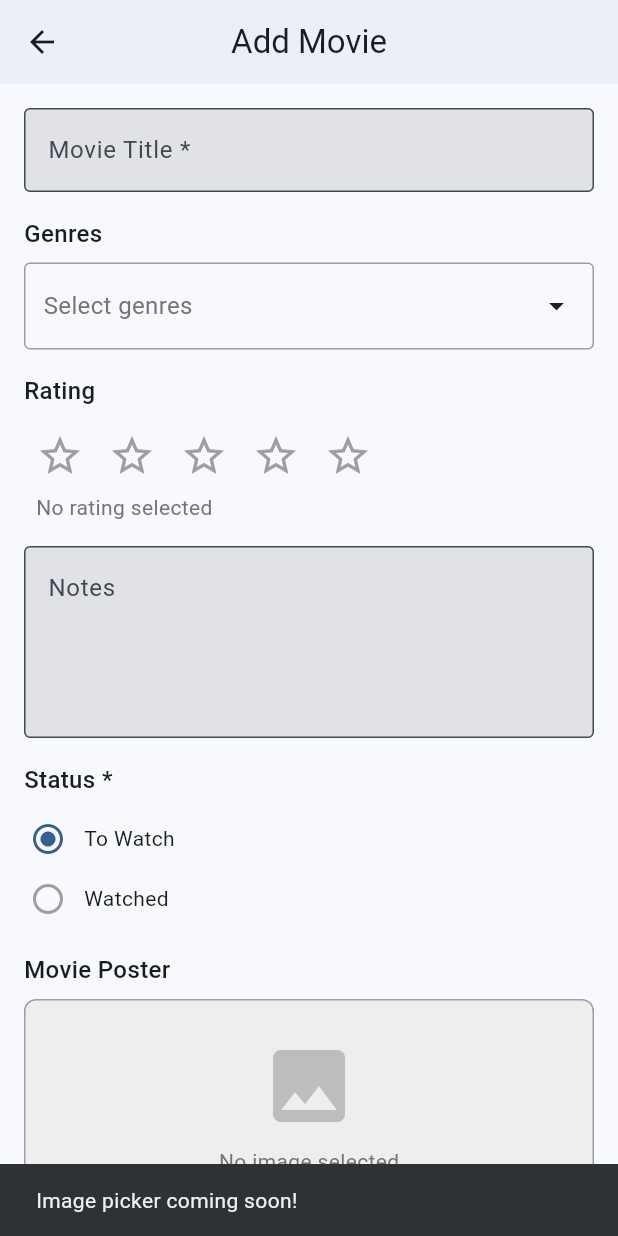
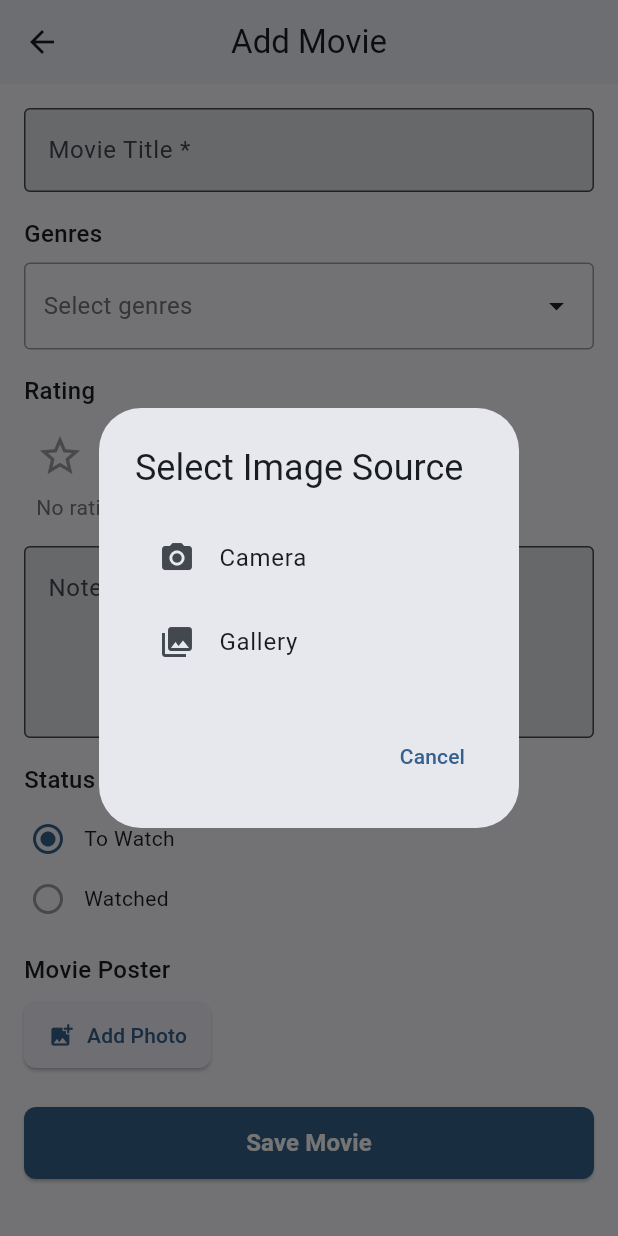
Before and after one commit to Mollinu9/movie_watchlist_app_Flutter, a Flutter app: the MovieFormsScreen screen opened directly, after a tap on "Add Photo", on a phone screen of 412 x 824 dp. Run offline on Flutter 3.47's test engine with Material 3 defaults, Android fonts, the phone set to English and light mode, and no system bars; our stand-ins replace image_picker, shared_preferences; accounts and stored records are empty.

Commit message:
implemented the camera system and updated the placeholder images to show actual photo (when given)

```diff
--- a/lib/screens/home_screen.dart
+++ b/lib/screens/home_screen.dart
@@ -36,12 +36,6 @@ class _HomeScreenState extends State<HomeScreen>
       appBar: AppBar(
         title: const Center(child: Text('Watchlist')),
         actions: [
-          IconButton(
-            icon: const Icon(Icons.search),
-            onPressed: () {
-              // Search functionality - future enhancement
-            },
-          ),
           IconButton(
             icon: const Icon(Icons.settings),
             onPressed: () {
--- a/lib/screens/movie_forms_screen.dart
+++ b/lib/screens/movie_forms_screen.dart
@@ -5,6 +5,7 @@ import 'package:movie_watchlist_app/managers/movie_manager.dart';
 import 'package:movie_watchlist_app/models/movie.dart';
 import 'package:movie_watchlist_app/widgets/genre_dropdown.dart';
 import 'package:movie_watchlist_app/widgets/rating_selector.dart';
+import 'package:movie_watchlist_app/widgets/image_picker_button.dart';
 
 class MovieFormsScreen extends StatefulWidget {
   final Movie? movie;
@@ -247,40 +248,15 @@ class _MovieFormsScreenState extends State<MovieFormsScreen> {
           style: TextStyle(fontSize: 16, fontWeight: FontWeight.w500),
         ),
         const SizedBox(height: 8),
-        _buildImageContainer(),
-      ],
-    );
-  }
-
-  // Image container with placeholder or image
-  Widget _buildImageContainer() {
-    return Container(
-      width: double.infinity,
-      height: 200,
-      decoration: BoxDecoration(
-        border: Border.all(color: Colors.grey),
-        borderRadius: BorderRadius.circular(8),
-        color: Colors.grey[200],
-      ),
-      child: _imagePath == null
-          ? _buildImagePlaceholder()
-          : Image.network(_imagePath!, fit: BoxFit.cover),
-    );
-  }
-
-  // Placeholder when no image selected
-  Widget _buildImagePlaceholder() {
-    return Column(
-      mainAxisAlignment: MainAxisAlignment.center,
-      children: [
-        Icon(Icons.image, size: 64, color: Colors.grey[400]),
-        const SizedBox(height: 8),
-        Text('No image selected', style: TextStyle(color: Colors.grey[600])),
-        const SizedBox(height: 8),
-        ElevatedButton.icon(
-          onPressed: _handleImagePicker,
-          icon: const Icon(Icons.add_photo_alternate),
-          label: const Text('Add Photo'),
+        ImagePickerButton(
+          imagePath: _imagePath,
+          onImageSelected: (path) {
+            setState(() {
+              _imagePath = path;
+            });
+          },
+          buttonText: _formMode == FormMode.add ? 'Add Photo' : 'Change Photo',
+          showPreview: true,
         ),
       ],
     );
@@ -303,13 +279,6 @@ class _MovieFormsScreenState extends State<MovieFormsScreen> {
         ),
       ),
     );
-  }
-
-  // Handle image picker button tap
-  void _handleImagePicker() {
-    ScaffoldMessenger.of(
-      context,
-    ).showSnackBar(const SnackBar(content: Text('Image picker coming soon!')));
   }
 
   // Save movie to manager
--- /dev/null
+++ b/lib/widgets/image_picker_button.dart
@@ -0,0 +1,153 @@
+import 'dart:io';
+import 'package:flutter/material.dart';
+import 'package:movie_watchlist_app/services/camera_service.dart';
+
+/// A reusable widget for selecting images from camera or gallery
+class ImagePickerButton extends StatelessWidget {
+  final String? imagePath;
+  final Function(String?) onImageSelected;
+  final String buttonText;
+  final bool showPreview;
+
+  const ImagePickerButton({
+    super.key,
+    this.imagePath,
+    required this.onImageSelected,
+    this.buttonText = 'Add Photo',
+    this.showPreview = true,
+  });
+
+  @override
+  Widget build(BuildContext context) {
+    return Column(
+      crossAxisAlignment: CrossAxisAlignment.start,
+      children: [
+        if (showPreview && imagePath != null) ...[
+          _buildImagePreview(),
+          const SizedBox(height: 12),
+        ],
+        _buildPickerButton(context),
+      ],
+    );
+  }
+
+  /// Build the image preview section
+  Widget _buildImagePreview() {
+    return Container(
+      width: double.infinity,
+      height: 200,
+      decoration: BoxDecoration(
+        border: Border.all(color: Colors.grey),
+        borderRadius: BorderRadius.circular(8),
+      ),
+      child: ClipRRect(
+        borderRadius: BorderRadius.circular(8),
+        child: Image.file(
+          File(imagePath!),
+          fit: BoxFit.cover,
+          errorBuilder: (context, error, stackTrace) {
+            return _buildErrorPlaceholder();
+          },
+        ),
+      ),
+    );
+  }
+
+  /// Build error placeholder when image fails to load
+  Widget _buildErrorPlaceholder() {
+    return Container(
+      color: Colors.grey[200],
+      child: Column(
+        mainAxisAlignment: MainAxisAlignment.center,
+        children: [
+          Icon(Icons.broken_image, size: 64, color: Colors.grey[400]),
+          const SizedBox(height: 8),
+          Text(
+            'Failed to load image',
+            style: TextStyle(color: Colors.grey[600]),
+          ),
+        ],
+      ),
+    );
+  }
+
+  /// Build the picker button
+  Widget _buildPickerButton(BuildContext context) {
+    return ElevatedButton.icon(
+      onPressed: () => _handleButtonPress(context),
+      icon: Icon(imagePath == null ? Icons.add_photo_alternate : Icons.edit),
+      label: Text(buttonText),
+      style: ElevatedButton.styleFrom(
+        padding: const EdgeInsets.symmetric(horizontal: 16, vertical: 12),
+      ),
+    );
+  }
+
+  /// Handle button press - show image source dialog
+  Future<void> _handleButtonPress(BuildContext context) async {
+    final selectedImagePath = await showDialog<String>(
+      context: context,
+      builder: (BuildContext context) {
+        return AlertDialog(
+          title: const Text('Select Image Source'),
+          content: Column(
+            mainAxisSize: MainAxisSize.min,
+            children: [
+              ListTile(
+                leading: const Icon(Icons.camera_alt),
+                title: const Text('Camera'),
+                onTap: () => _handleCameraSelection(context),
+              ),
+              ListTile(
+                leading: const Icon(Icons.photo_library),
+                title: const Text('Gallery'),
+                onTap: () => _handleGallerySelection(context),
+              ),
+            ],
+          ),
+          actions: [
+            TextButton(
+              onPressed: () => Navigator.of(context).pop(),
+              child: const Text('Cancel'),
+            ),
+          ],
+        );
+      },
+    );
+
+    if (selectedImagePath != null) {
+      onImageSelected(selectedImagePath);
+    }
+  }
+
+  /// Handle camera selection
+  Future<void> _handleCameraSelection(BuildContext context) async {
+    final cameraService = CameraService();
+    final imagePath = await cameraService.captureFromCamera();
+    if (context.mounted) {
+      if (imagePath == null) {
+        Navigator.of(context).pop();
+        ScaffoldMessenger.of(context).showSnackBar(
+          const SnackBar(
+            content: Text('Camera not available. Try using Gallery instead.'),
+          ),
+        );
+      } else {
+        Navigator.of(context).pop(imagePath);
+      }
+    }
+  }
+
+  /// Handle gallery selection
+  Future<void> _handleGallerySelection(BuildContext context) async {
+    final cameraService = CameraService();
+    final imagePath = await cameraService.selectFromGallery();
+    if (context.mounted) {
+      if (imagePath == null) {
+        Navigator.of(context).pop();
+      } else {
+        Navigator.of(context).pop(imagePath);
+      }
+    }
+  }
+}
--- a/pubspec.yaml
+++ b/pubspec.yaml
@@ -15,6 +15,8 @@ dependencies:
   flutter_local_notifications: ^19.5.0 # Local push notifications for movie additions
   image_picker: ^1.2.1 # Camera and gallery access for movie posters
   intl: ^0.19.0 # Date formatting
+  path: ^1.9.0 # Path manipulation utilities
+  path_provider: ^2.1.5 # Access to app directories for permanent storage
   provider: ^6.1.5+1 # State management for MovieManager and ThemeManager
   shared_preferences: ^2.5.4 # Local storage for movies, settings, and profile
   uuid: ^4.5.2 # Generate unique IDs for movies
```
Also changed, not shown: lib/services/camera_service.dart (+25 -80 lines), pubspec.lock.
